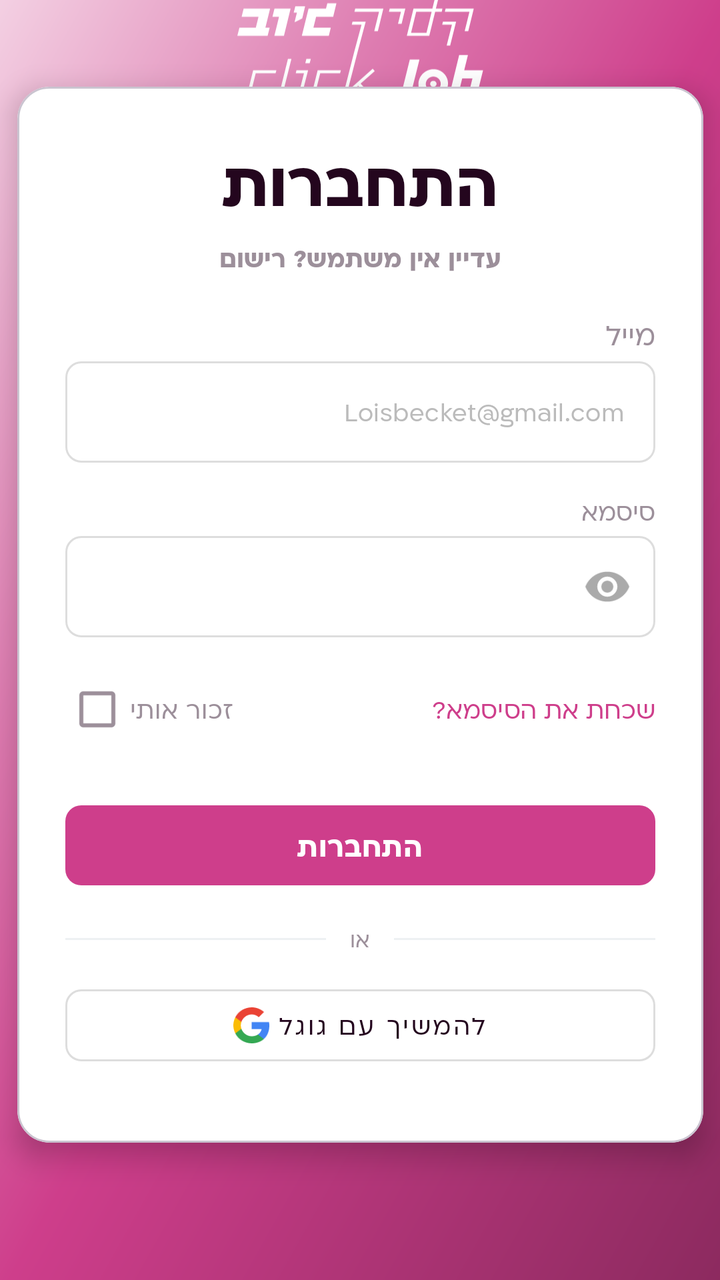
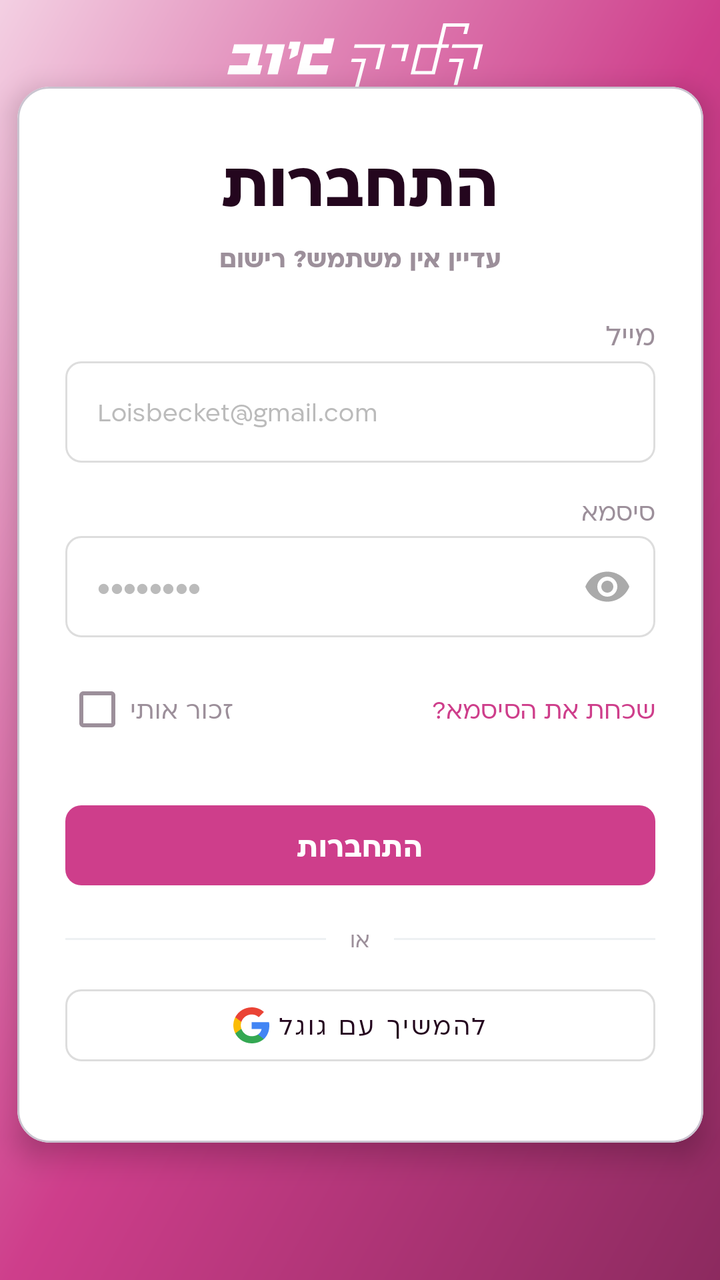

The first picture is an Android layout as it rendered before a commit; the second is the same layout after the commit. The layout source and the unified diff follow.
<!-- AndroidManifest.xml: application theme Theme.ClickJob_FinalProject -->
<!-- res/layout/activity_login.xml -->
<?xml version="1.0" encoding="utf-8"?>
<androidx.constraintlayout.widget.ConstraintLayout xmlns:android="http://schemas.android.com/apk/res/android"
    xmlns:app="http://schemas.android.com/apk/res-auto"
    android:layout_width="match_parent"
    android:layout_height="match_parent"
    xmlns:tools="http://schemas.android.com/tools"
    android:background="@drawable/bg_login_gradient"
    android:layoutDirection="rtl">

    
    <ImageView
        android:id="@+id/ivLogo"
        android:layout_width="123dp"
        android:layout_height="60dp"
        android:src="@drawable/logo"
        app:layout_constraintTop_toTopOf="parent"
        app:layout_constraintBottom_toTopOf="@+id/cardLogin"
        app:layout_constraintStart_toStartOf="parent"
        app:layout_constraintEnd_toEndOf="parent"/>

    
    <com.google.android.material.card.MaterialCardView
        android:id="@+id/cardLogin"
        android:layout_width="343dp"
        android:layout_height="528dp"
        android:layout_marginHorizontal="24dp"
        android:layout_marginBottom="40dp"
        app:cardCornerRadius="16dp"
        app:cardElevation="8dp"
        app:cardBackgroundColor="@android:color/white"
        app:layout_constraintStart_toStartOf="parent"
        app:layout_constraintEnd_toEndOf="parent"
        app:layout_constraintTop_toTopOf="parent"
        app:layout_constraintBottom_toBottomOf="parent"
        app:layout_constraintVertical_bias="0.6">

        <LinearLayout
            android:layout_width="match_parent"
            android:layout_height="wrap_content"
            android:orientation="vertical"
            android:padding="24dp"
            android:layoutDirection="rtl">

            
            <TextView
                android:layout_width="match_parent"
                android:layout_height="wrap_content"
                android:text="התחברות"
                android:textSize="36sp"
                android:fontFamily="@font/ploni_bold_aaa"
                android:textColor="@color/DarkDeep"
                android:gravity="center"
                android:layout_marginBottom="6dp"/>

            <TextView
                android:id="@+id/tvRegisterLink"
                android:layout_width="match_parent"
                android:layout_height="wrap_content"
                android:text="עדיין אין משתמש? רישום"
                android:gravity="center"
                android:textSize="14sp"
                android:fontFamily="@font/ploni_bold_aaa"
                android:textColor="@color/gray04"
                android:layout_marginBottom="20dp"/>

            
            <TextView
                android:layout_width="match_parent"
                android:layout_height="wrap_content"
                android:text="מייל"
                android:textSize="16sp"
                android:fontFamily="@font/ploni_regular_aaa"
                android:textColor="@color/gray04"
                android:gravity="start"
                android:layout_marginBottom="4dp"/>

            
            <com.google.android.material.textfield.TextInputLayout
                android:id="@+id/tilEmail"
                style="@style/Widget.MaterialComponents.TextInputLayout.OutlinedBox"
                android:layout_width="match_parent"
                android:layout_height="wrap_content"
                app:hintEnabled="false"
                app:boxCornerRadiusTopStart="8dp"
                app:boxCornerRadiusTopEnd="8dp"
                app:boxCornerRadiusBottomStart="8dp"
                app:boxCornerRadiusBottomEnd="8dp"
                app:boxStrokeColor="@color/input_stroke_color"
                app:boxStrokeWidth="1dp"
                android:layout_marginBottom="16dp">

                <com.google.android.material.textfield.TextInputEditText
                    android:id="@+id/etEmail"
                    android:layout_width="match_parent"
                    android:layout_height="wrap_content"
                    android:hint="Loisbecket@gmail.com"
                    android:inputType="textEmailAddress"
                    android:textSize="14sp"
                    android:fontFamily="@font/ploni_regular_aaa"
                    android:textColor="#333333"
                    android:textColorHint="#BBBBBB"
                    android:gravity="end"/>

            </com.google.android.material.textfield.TextInputLayout>

            
            <TextView
                android:layout_width="match_parent"
                android:layout_height="wrap_content"
                android:text="סיסמא"
                android:textSize="14sp"
                android:fontFamily="@font/ploni_regular_aaa"
                android:textColor="@color/gray04"
                android:gravity="start"
                android:layout_marginBottom="4dp"/>

            
            <com.google.android.material.textfield.TextInputLayout
                android:id="@+id/tilPassword"
                style="@style/Widget.MaterialComponents.TextInputLayout.OutlinedBox"
                android:layout_width="match_parent"
                android:layout_height="wrap_content"
                app:hintEnabled="false"
                app:boxCornerRadiusTopStart="8dp"
                app:boxCornerRadiusTopEnd="8dp"
                app:boxCornerRadiusBottomStart="8dp"
                app:boxCornerRadiusBottomEnd="8dp"
                app:boxStrokeColor="@color/input_stroke_color"
                app:boxStrokeWidth="1dp"
                app:endIconMode="password_toggle"
                app:endIconTint="#AAAAAA"
                android:layout_marginBottom="12dp">

                <com.google.android.material.textfield.TextInputEditText
                    android:id="@+id/etPassword"
                    android:layout_width="match_parent"
                    android:layout_height="wrap_content"
                    android:inputType="textPassword"
                    android:hint="••••••••"
                    android:textSize="14sp"
                    android:fontFamily="@font/ploni_regular_aaa"
                    android:textColor="#333333"
                    android:textColorHint="#BBBBBB"
                    android:gravity="end"/>

            </com.google.android.material.textfield.TextInputLayout>

            
            
            <LinearLayout
                android:layout_width="match_parent"
                android:layout_height="wrap_content"
                android:orientation="horizontal"
                android:gravity="center_vertical"
                android:layout_marginBottom="20dp">

                
                <CheckBox
                    android:id="@+id/cbRememberMe"
                    android:layout_width="wrap_content"
                    android:layout_height="wrap_content"
                    android:text="זכור אותי"
                    android:layoutDirection="rtl"
                    android:textSize="14sp"
                    android:fontFamily="@font/ploni_regular_aaa"
                    android:textColor="@color/gray04"
                    app:buttonTint="@color/gray04"/>
                <Space
                    android:layout_width="0dp"
                    android:layout_height="1dp"
                    android:layout_weight="1"/>
                
                <TextView
                    android:id="@+id/tvForgotPassword"
                    android:layout_width="wrap_content"
                    android:layout_height="wrap_content"
                    android:text="שכחת את הסיסמא?"
                    android:textSize="14sp"
                    android:fontFamily="@font/ploni_regular_aaa"
                    android:textColor="@color/brand_pink"/>





            </LinearLayout>

            
            <com.google.android.material.button.MaterialButton
                android:id="@+id/btnLogin"
                android:layout_width="match_parent"
                android:layout_height="48dp"
                android:text="התחברות"
                android:textColor="@color/white"
                android:textSize="16sp"
                android:fontFamily="@font/ploni_bold_aaa"
                app:backgroundTint="@color/brand_pink"
                app:cornerRadius="8dp"
                android:layout_marginBottom="16dp"/>

            
            <LinearLayout
                android:layout_width="match_parent"
                android:layout_height="wrap_content"
                android:orientation="horizontal"
                android:gravity="center_vertical"
                android:layout_marginBottom="12dp">

                <View
                    android:layout_width="0dp"
                    android:layout_height="1dp"
                    android:layout_weight="1"
                    android:background="#EDF1F3"/>

                <TextView
                    android:layout_width="wrap_content"
                    android:layout_height="wrap_content"
                    android:text="או"
                    android:textSize="12sp"
                    android:fontFamily="@font/ploni_regular_aaa"
                    android:textColor="@color/gray04"
                    android:paddingHorizontal="12dp"/>

                <View
                    android:layout_width="0dp"
                    android:layout_height="1dp"
                    android:layout_weight="1"
                    android:background="#EDF1F3"/>

            </LinearLayout>

            
            <com.google.android.material.button.MaterialButton
                android:id="@+id/btnGoogle"
                style="@style/Widget.MaterialComponents.Button.OutlinedButton"
                android:layout_width="match_parent"
                android:layout_height="48dp"
                android:text="להמשיך עם גוגל"
                android:textColor="@color/DarkDeep"
                android:textSize="14sp"
                android:fontFamily="@font/ploni_regular_aaa"
                app:backgroundTint="@android:color/white"
                app:strokeColor="#DDDDDD"
                app:strokeWidth="1dp"
                app:cornerRadius="8dp"
                app:icon="@drawable/ic_google"
                app:iconGravity="textStart"
                app:iconTint="@null"
                android:layout_marginBottom="4dp"/>

        </LinearLayout>
    </com.google.android.material.card.MaterialCardView>

</androidx.constraintlayout.widget.ConstraintLayout>
<!-- resources referenced by this layout -->
<resources>
  <color name="DarkDeep">#24061E</color>
  <color name="brand_pink">#CE3E8B</color>
  <color name="gray04">#9C8F9A</color>
  <color name="white">#FFFFFFFF</color>
  <!-- drawable bg_login_gradient (drawable) -->
  <?xml version="1.0" encoding="utf-8"?>
  <vector
      xmlns:android="http://schemas.android.com/apk/res/android"
      xmlns:aapt="http://schemas.android.com/aapt"
      android:width="100dp"
      android:height="100dp"
      android:viewportWidth="100"
      android:viewportHeight="100">
  
      <group>
          <clip-path android:pathData="M0 0H100V100H0V0Z"/>
          <group
              android:translateX="0.5"
              android:translateY="-0.101"
              android:pivotX="50"
              android:pivotY="50"
              android:scaleX="2.828"
              android:scaleY="2.04"
              android:rotation="45">
              <path android:pathData="M0 0V100H100V0">
                  <aapt:attr name="android:fillColor">
                      <gradient
                          android:type="linear"
                          android:startX="25"
                          android:startY="50"
                          android:endX="75"
                          android:endY="50">
                          <item android:color="#F3CFE2" android:offset="0"/>
                          <item android:color="#DF82B4" android:offset="0.252"/>
                          <item android:color="#CE3E8B" android:offset="0.505"/>
                          <item android:color="#8C2A5F" android:offset="1"/>
                      </gradient>
                  </aapt:attr>
              </path>
          </group>
      </group>
  
  </vector>
  <!-- drawable ic_google (drawable) -->
  <?xml version="1.0" encoding="utf-8"?>
  <vector xmlns:android="http://schemas.android.com/apk/res/android"
      android:width="18dp"
      android:height="18dp"
      android:viewportWidth="533.5"
      android:viewportHeight="544.3">
  
      <path
          android:fillColor="#4285F4"
          android:pathData="M533.5,278.4c0,-18.5 -1.5,-37.1 -4.7,-55.3L272.1,223.1l0,104.8 147,0c-6.1,33.8 -25.7,63.7 -54.4,82.7l0,68 87.7,0c51.5,-47.4 81.1,-117.4 80.9,-200.2z"/>
      <path
          android:fillColor="#34A853"
          android:pathData="M272.1,544.3c73.4,0 135.3,-24.1 180.4,-65.7l-87.7,-68c-24.4,16.6 -55.9,26 -92.6,26 -71,0 -131.2,-47.9 -152.8,-112.3H28.9l0,70.3c46.2,91.9 140.4,149.7 243.2,149.7z"/>
      <path
          android:fillColor="#FBBC04"
          android:pathData="M119.3,324.3c-11.4,-33.8 -11.4,-70.4 0,-104.2V149.8H28.9c-38.6,76.9 -38.6,167.5 0,244.4l90.4,-69.9z"/>
      <path
          android:fillColor="#EA4335"
          android:pathData="M272.1,107.7c38.8,-0.6 76.3,14 104.4,40.8l77.7,-77.7C405,24.6 339.7,-0.8 272.1,0 169.2,0 75.1,57.8 28.9,149.7l90.4,70.3c21.5,-64.5 81.8,-112.3 152.8,-112.3z"/>
  </vector>
  <!-- drawable logo: vector/xml drawable (drawable, 3229 chars, omitted) -->
  <style name="Theme.ClickJob_FinalProject" parent="Base.Theme.ClickJob_FinalProject" />
  <style name="Base.Theme.ClickJob_FinalProject" parent="Theme.Material3.DayNight.NoActionBar">
          
          
      </style>
</resources>

<!-- the commit's change to res/layout/activity_login.xml (unified diff, before → after) -->
@@ -10,9 +10,10 @@
     
     <ImageView
         android:id="@+id/ivLogo"
-        android:layout_width="123dp"
+        android:layout_width="153dp"
         android:layout_height="60dp"
         android:src="@drawable/logo"
+        android:layout_marginTop="40dp"
         app:layout_constraintTop_toTopOf="parent"
         app:layout_constraintBottom_toTopOf="@+id/cardLogin"
         app:layout_constraintStart_toStartOf="parent"
@@ -99,7 +100,7 @@
                     android:fontFamily="@font/ploni_regular_aaa"
                     android:textColor="#333333"
                     android:textColorHint="#BBBBBB"
-                    android:gravity="end"/>
+                    android:gravity="start"/>
 
             </com.google.android.material.textfield.TextInputLayout>
 
@@ -141,7 +142,7 @@
                     android:fontFamily="@font/ploni_regular_aaa"
                     android:textColor="#333333"
                     android:textColorHint="#BBBBBB"
-                    android:gravity="end"/>
+                    android:gravity="start"/>
 
             </com.google.android.material.textfield.TextInputLayout>
 
